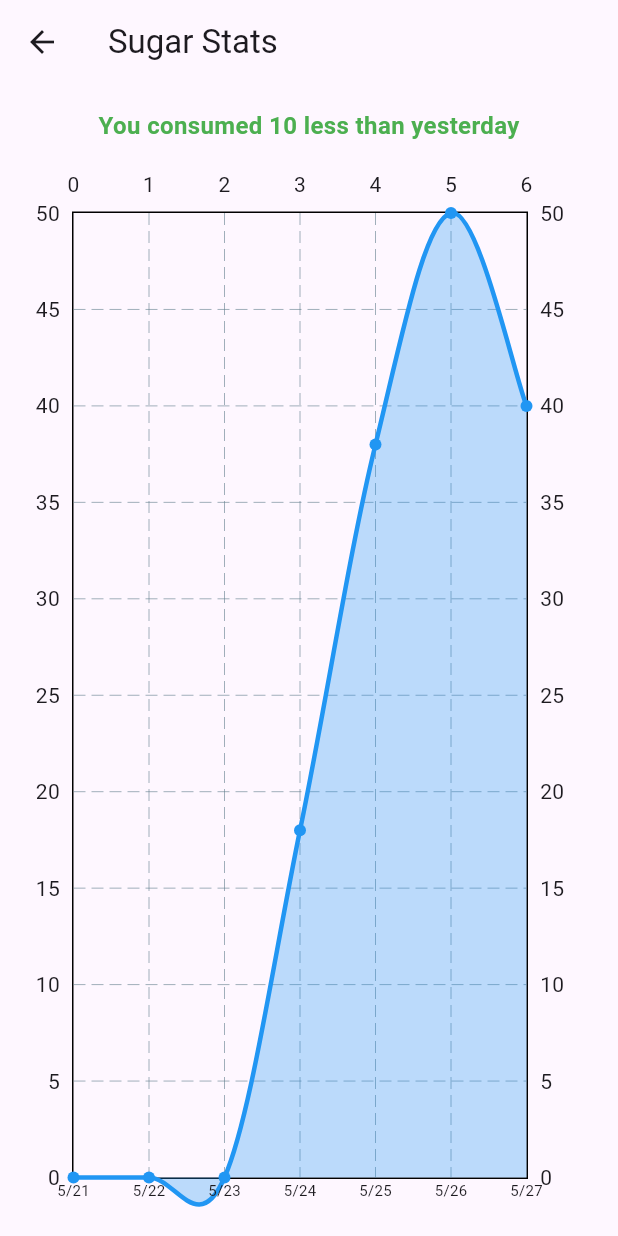
After one commit to vladmester2002/gust-fe, a Flutter app: the SugarStatsPage screen opened by its route, on a phone screen of 412 x 824 dp. The commit adds this screen. Run offline on Flutter 3.47's test engine with Material 3 defaults, Android fonts, the phone set to English and light mode, and no system bars; drawn by our look-alikes of fl_chart.

Commit message:
add stats page

```diff
--- /dev/null
+++ b/gust_fe/lib/SugarStatsPage.dart
@@ -0,0 +1,92 @@
+import 'package:flutter/material.dart';
+import 'package:fl_chart/fl_chart.dart';
+import 'package:gust_fe/SugarLog.dart';
+
+class SugarStatsPage extends StatelessWidget {
+  final List<SugarLog> logs;
+
+  const SugarStatsPage({super.key, required this.logs});
+
+  @override
+  Widget build(BuildContext context) {
+    final now = DateTime.now();
+    final past7Days = List.generate(7, (i) => DateTime(now.year, now.month, now.day - i)).reversed.toList();
+
+    final Map<DateTime, int> dailyTotals = {
+      for (var day in past7Days) day: 0,
+    };
+
+    for (final log in logs) {
+      final date = DateTime(log.date.year, log.date.month, log.date.day);
+      if (dailyTotals.containsKey(date)) {
+        dailyTotals[date] = dailyTotals[date]! + log.sugarGrams;
+      }
+    }
+
+    final dataPoints = dailyTotals.entries.toList();
+    final yesterday = dataPoints[dataPoints.length - 2].value;
+    final today = dataPoints.last.value;
+
+    final diff = (today - yesterday).abs();
+    final isLess = today < yesterday;
+
+    return Scaffold(
+      appBar: AppBar(title: const Text("Sugar Stats")),
+      body: Padding(
+        padding: const EdgeInsets.all(16),
+        child: Column(
+          children: [
+            Text(
+              isLess
+                  ? "You consumed $diff less than yesterday"
+                  : "You consumed $diff more than yesterday",
+              style: TextStyle(
+                fontSize: 16,
+                fontWeight: FontWeight.bold,
+                color: isLess ? Colors.green : Colors.red,
+              ),
+            ),
+            const SizedBox(height: 16),
+            Expanded(
+              child: LineChart(
+                LineChartData(
+                  gridData: FlGridData(show: true),
+                  titlesData: FlTitlesData(
+                    bottomTitles: AxisTitles(
+                      sideTitles: SideTitles(
+                        showTitles: true,
+                        getTitlesWidget: (value, _) {
+                          int index = value.toInt();
+                          if (index < 0 || index >= dataPoints.length) return const SizedBox();
+                          final date = dataPoints[index].key;
+                          return Text("${date.month}/${date.day}", style: const TextStyle(fontSize: 10));
+                        },
+                      ),
+                    ),
+                    leftTitles: AxisTitles(
+                      sideTitles: SideTitles(showTitles: true, reservedSize: 32),
+                    ),
+                  ),
+                  borderData: FlBorderData(show: true),
+                  lineBarsData: [
+                    LineChartBarData(
+                      spots: [
+                        for (int i = 0; i < dataPoints.length; i++)
+                          FlSpot(i.toDouble(), dataPoints[i].value.toDouble())
+                      ],
+                      isCurved: true,
+                      barWidth: 3,
+                      color: Colors.blue,
+                      belowBarData: BarAreaData(show: true, color: Colors.blue.withOpacity(0.3)),
+                      dotData: FlDotData(show: true),
+                    )
+                  ],
+                ),
+              ),
+            ),
+          ],
+        ),
+      ),
+    );
+  }
+}
--- a/gust_fe/lib/main.dart
+++ b/gust_fe/lib/main.dart
@@ -1,6 +1,7 @@
 import 'dart:convert';
 import 'package:flutter/material.dart';
 import 'package:gust_fe/SugarLog.dart';
+import 'package:gust_fe/SugarStatsPage.dart';
 import 'package:http/http.dart' as http;
 import 'package:gust_fe/Register.dart';
 import 'package:gust_fe/forgot_password.dart';
@@ -18,6 +19,7 @@ class AppRoutes {
   static const String forgotPassword = '/forgot-password';
   static const String home = '/home';
   static const String testPage = '/test-page';
+  static const String testStats = '/test-stats';
 
 }
 
@@ -136,6 +138,7 @@ class MyApp extends StatelessWidget {
         AppRoutes.forgotPassword: (context) => const ForgotPasswordPage(),
         AppRoutes.home: (context) => const HomePage(),
         AppRoutes.testPage: (context) => SugarLogPage(logs: mockLogs),
+        AppRoutes.testStats: (context) => SugarStatsPage(logs: mockLogs),
       },
     );
   }
@@ -192,6 +195,7 @@ class _LoginPageState extends State<LoginPage> {
   void _register() => Navigator.pushNamed(context, AppRoutes.register);
   void _forgotPassword() => Navigator.pushNamed(context, AppRoutes.forgotPassword);
   void _testUser() => Navigator.pushNamed(context, AppRoutes.testPage);
+  void _testStats() => Navigator.pushNamed(context, AppRoutes.testStats);
 
   @override
   Widget build(BuildContext context) {
@@ -281,6 +285,10 @@ class _LoginPageState extends State<LoginPage> {
                         onPressed: _testUser,
                         child: Text('TEST USER', style: TextStyle(color: theme.colorScheme.outline)),
                       ),
+                      TextButton(
+                        onPressed: _testStats,
+                        child: Text('TEST STATS', style: TextStyle(color: theme.colorScheme.outline)),
+                      ),
                     ],
                   ),
                 ),
--- a/gust_fe/pubspec.yaml
+++ b/gust_fe/pubspec.yaml
@@ -31,6 +31,7 @@ dependencies:
   flutter:
     sdk: flutter
   http: ^0.13.6
+  fl_chart: ^0.64.0
 
 
   # The following adds the Cupertino Icons font to your application.
```
Also changed, not shown: gust_fe/pubspec.lock.
